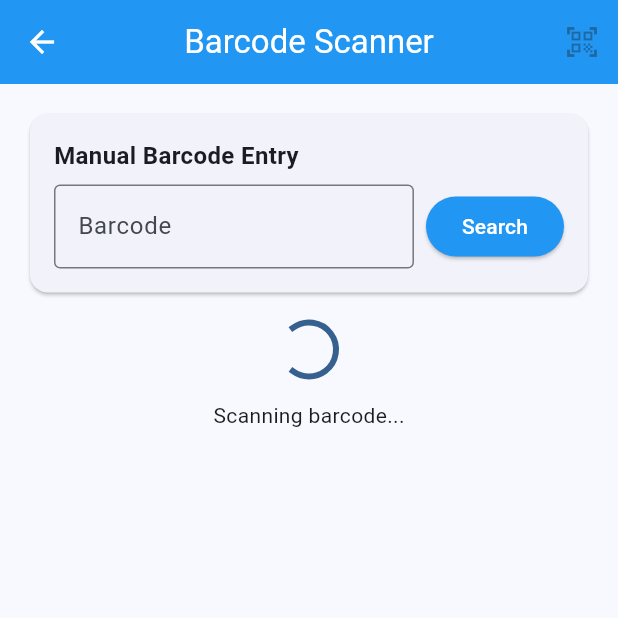
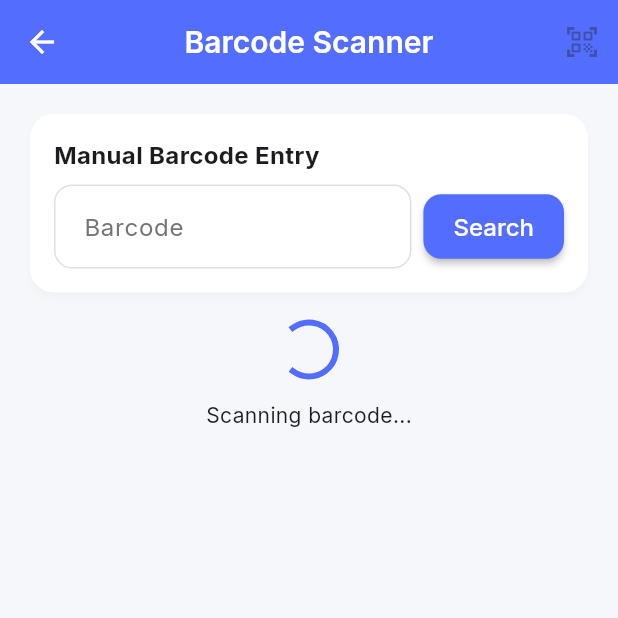
Before and after one commit to jeel1811/External, a Flutter app: the BarcodeScannerScreen screen opened directly, on a phone screen of 412 x 824 dp, the top half of it. Run offline on Flutter 3.47's test engine with Material 3 defaults, Android fonts, the phone set to English and light mode, and no system bars; our stand-ins replace google_fonts, hive_flutter, pdf, printing, shared_preferences; missing offline and left inert: flutter_barcode_scanner; accounts and stored records are empty.

Commit message:
UI impruvement

```diff
--- a/gst_billing_app/lib/screens/barcode_scanner_screen.dart
+++ b/gst_billing_app/lib/screens/barcode_scanner_screen.dart
@@ -6,11 +6,11 @@ import '../services/database_service.dart';
 import '../utils/currency_formatter.dart';
 
 class BarcodeScannerScreen extends StatefulWidget {
-  final Function(Product, int) onProductScanned;
+  final Function(Product, int)? onProductScanned;
 
   const BarcodeScannerScreen({
     Key? key,
-    required this.onProductScanned,
+    this.onProductScanned,
   }) : super(key: key);
 
   @override
@@ -136,7 +136,13 @@ class _BarcodeScannerScreenState extends State<BarcodeScannerScreen> {
       return;
     }
 
-    widget.onProductScanned(_scannedProduct!, quantity);
+    if (widget.onProductScanned != null) {
+      widget.onProductScanned!(_scannedProduct!, quantity);
+    } else {
+      // If no callback is provided, just navigate back with the result
+      Navigator.pop(
+          context, {'product': _scannedProduct, 'quantity': quantity});
+    }
 
     // Clear for next scan
     setState(() {
--- /dev/null
+++ b/gst_billing_app/lib/utils/app_theme.dart
@@ -0,0 +1,347 @@
+import 'package:flutter/material.dart';
+import 'package:google_fonts/google_fonts.dart';
+
+class AppTheme {
+  // Primary colors
+  static const Color primaryLight = Color(0xFF536DFE);
+  static const Color primaryDark = Color(0xFF3D5AFE);
+
+  // Secondary colors
+  static const Color secondaryLight = Color(0xFF00C853);
+  static const Color secondaryDark = Color(0xFF00E676);
+
+  // Background colors
+  static const Color backgroundLight = Color(0xFFF5F7FA);
+  static const Color backgroundDark = Color(0xFF121212);
+  static const Color surfaceLight = Color(0xFFFFFFFF);
+  static const Color surfaceDark = Color(0xFF1E1E1E);
+
+  // Text colors
+  static const Color textPrimaryLight = Color(0xFF212121);
+  static const Color textSecondaryLight = Color(0xFF757575);
+  static const Color textPrimaryDark = Color(0xFFF5F5F5);
+  static const Color textSecondaryDark = Color(0xFFBDBDBD);
+
+  // Error colors
+  static const Color errorLight = Color(0xFFD32F2F);
+  static const Color errorDark = Color(0xFFEF5350);
+
+  // Card colors
+  static final Color cardLight = Colors.white;
+  static final Color cardDark = const Color(0xFF2A2A2A);
+
+  // Accent colors for different data visualizations
+  static const List<Color> accentColorsLight = [
+    Color(0xFF536DFE), // Indigo
+    Color(0xFF00C853), // Green
+    Color(0xFFFF9800), // Orange
+    Color(0xFF9C27B0), // Purple
+    Color(0xFF03A9F4), // Light Blue
+    Color(0xFFF44336), // Red
+  ];
+
+  static const List<Color> accentColorsDark = [
+    Color(0xFF3D5AFE), // Indigo
+    Color(0xFF00E676), // Green
+    Color(0xFFFFB74D), // Orange
+    Color(0xFFBA68C8), // Purple
+    Color(0xFF4FC3F7), // Light Blue
+    Color(0xFFE57373), // Red
+  ];
+
+  static ThemeData lightTheme = ThemeData(
+    useMaterial3: true,
+    brightness: Brightness.light,
+    colorScheme: ColorScheme.light(
+      primary: primaryLight,
+      secondary: secondaryLight,
+      error: errorLight,
+      background: backgroundLight,
+      surface: surfaceLight,
+      onPrimary: Colors.white,
+      onSecondary: Colors.white,
+      onBackground: textPrimaryLight,
+      onSurface: textPrimaryLight,
+      onError: Colors.white,
+    ),
+    scaffoldBackgroundColor: backgroundLight,
+    textTheme: GoogleFonts.interTextTheme(ThemeData.light().textTheme),
+    appBarTheme: AppBarTheme(
+      backgroundColor: primaryLight,
+      foregroundColor: Colors.white,
+      elevation: 0,
+      centerTitle: true,
+      titleTextStyle: GoogleFonts.inter(
+        fontSize: 20,
+        fontWeight: FontWeight.w600,
+        color: Colors.white,
+      ),
+    ),
+    cardTheme: CardTheme(
+      color: cardLight,
+      elevation: 2,
+      shape: RoundedRectangleBorder(
+        borderRadius: BorderRadius.circular(16),
+      ),
+      shadowColor: Colors.black.withOpacity(0.1),
+    ),
+    elevatedButtonTheme: ElevatedButtonThemeData(
+      style: ElevatedButton.styleFrom(
+        backgroundColor: primaryLight,
+        foregroundColor: Colors.white,
+        elevation: 2,
+        padding: const EdgeInsets.symmetric(
+          horizontal: 20,
+          vertical: 12,
+        ),
+        shape: RoundedRectangleBorder(
+          borderRadius: BorderRadius.circular(12),
+        ),
+        textStyle: GoogleFonts.inter(
+          fontSize: 16,
+          fontWeight: FontWeight.w500,
+        ),
+      ),
+    ),
+    outlinedButtonTheme: OutlinedButtonThemeData(
+      style: OutlinedButton.styleFrom(
+        foregroundColor: primaryLight,
+        side: BorderSide(color: primaryLight),
+        padding: const EdgeInsets.symmetric(
+          horizontal: 20,
+          vertical: 12,
+        ),
+        shape: RoundedRectangleBorder(
+          borderRadius: BorderRadius.circular(12),
+        ),
+        textStyle: GoogleFonts.inter(
+          fontSize: 16,
+          fontWeight: FontWeight.w500,
+        ),
+      ),
+    ),
+    textButtonTheme: TextButtonThemeData(
+      style: TextButton.styleFrom(
+        foregroundColor: primaryLight,
+        textStyle: GoogleFonts.inter(
+          fontSize: 16,
+          fontWeight: FontWeight.w500,
+        ),
+      ),
+    ),
+    inputDecorationTheme: InputDecorationTheme(
+      filled: true,
+      fillColor: Colors.white,
+      border: OutlineInputBorder(
+        borderRadius: BorderRadius.circular(12),
+        borderSide: BorderSide(color: Colors.grey.shade300),
+      ),
+      enabledBorder: OutlineInputBorder(
+        borderRadius: BorderRadius.circular(12),
+        borderSide: BorderSide(color: Colors.grey.shade300),
+      ),
+      focusedBorder: OutlineInputBorder(
+        borderRadius: BorderRadius.circular(12),
+        borderSide: BorderSide(color: primaryLight, width: 2),
+      ),
+      contentPadding: const EdgeInsets.symmetric(
+        horizontal: 16,
+        vertical: 16,
+      ),
+      labelStyle: TextStyle(color: textSecondaryLight),
+    ),
+    checkboxTheme: CheckboxThemeData(
+      fillColor: MaterialStateProperty.resolveWith<Color>((states) {
+        if (states.contains(MaterialState.selected)) {
+          return primaryLight;
+        }
+        return Colors.grey.shade400;
+      }),
+      shape: RoundedRectangleBorder(
+        borderRadius: BorderRadius.circular(4),
+      ),
+    ),
+    switchTheme: SwitchThemeData(
+      thumbColor: MaterialStateProperty.resolveWith<Color>((states) {
+        if (states.contains(MaterialState.selected)) {
+          return primaryLight;
+        }
+        return Colors.grey.shade400;
+      }),
+      trackColor: MaterialStateProperty.resolveWith<Color>((states) {
+        if (states.contains(MaterialState.selected)) {
+          return primaryLight.withOpacity(0.5);
+        }
+        return Colors.grey.shade300;
+      }),
+    ),
+    progressIndicatorTheme: ProgressIndicatorThemeData(
+      color: primaryLight,
+    ),
+    bottomNavigationBarTheme: BottomNavigationBarThemeData(
+      backgroundColor: Colors.white,
+      selectedItemColor: primaryLight,
+      unselectedItemColor: Colors.grey.shade600,
+      type: BottomNavigationBarType.fixed,
+      elevation: 8,
+    ),
+    dividerTheme: DividerThemeData(
+      color: Colors.grey.shade200,
+      thickness: 1,
+      space: 1,
+    ),
+    dataTableTheme: DataTableThemeData(
+      headingRowColor: MaterialStateProperty.all(Colors.grey.shade100),
+      dataRowColor: MaterialStateProperty.all(Colors.white),
+      dividerThickness: 1,
+    ),
+  );
+
+  static ThemeData darkTheme = ThemeData(
+    useMaterial3: true,
+    brightness: Brightness.dark,
+    colorScheme: ColorScheme.dark(
+      primary: primaryDark,
+      secondary: secondaryDark,
+      error: errorDark,
+      background: backgroundDark,
+      surface: surfaceDark,
+      onPrimary: Colors.white,
+      onSecondary: Colors.white,
+      onBackground: textPrimaryDark,
+      onSurface: textPrimaryDark,
+      onError: Colors.white,
+    ),
+    scaffoldBackgroundColor: backgroundDark,
+    textTheme: GoogleFonts.interTextTheme(ThemeData.dark().textTheme),
+    appBarTheme: AppBarTheme(
+      backgroundColor: surfaceDark,
+      foregroundColor: Colors.white,
+      elevation: 0,
+      centerTitle: true,
+      titleTextStyle: GoogleFonts.inter(
+        fontSize: 20,
+        fontWeight: FontWeight.w600,
+        color: Colors.white,
+      ),
+    ),
+    cardTheme: CardTheme(
+      color: cardDark,
+      elevation: 4,
+      shape: RoundedRectangleBorder(
+        borderRadius: BorderRadius.circular(16),
+      ),
+      shadowColor: Colors.black.withOpacity(0.3),
+    ),
+    elevatedButtonTheme: ElevatedButtonThemeData(
+      style: ElevatedButton.styleFrom(
+        backgroundColor: primaryDark,
+        foregroundColor: Colors.white,
+        elevation: 2,
+        padding: const EdgeInsets.symmetric(
+          horizontal: 20,
+          vertical: 12,
+        ),
+        shape: RoundedRectangleBorder(
+          borderRadius: BorderRadius.circular(12),
+        ),
+        textStyle: GoogleFonts.inter(
+          fontSize: 16,
+          fontWeight: FontWeight.w500,
+        ),
+      ),
+    ),
+    outlinedButtonTheme: OutlinedButtonThemeData(
+      style: OutlinedButton.styleFrom(
+        foregroundColor: primaryDark,
+        side: BorderSide(color: primaryDark),
+        padding: const EdgeInsets.symmetric(
+          horizontal: 20,
+          vertical: 12,
+        ),
+        shape: RoundedRectangleBorder(
+          borderRadius: BorderRadius.circular(12),
+        ),
+        textStyle: GoogleFonts.inter(
+          fontSize: 16,
+          fontWeight: FontWeight.w500,
+        ),
+      ),
+    ),
+    textButtonTheme: TextButtonThemeData(
+      style: TextButton.styleFrom(
+        foregroundColor: primaryDark,
+        textStyle: GoogleFonts.inter(
+          fontSize: 16,
+          fontWeight: FontWeight.w500,
+        ),
+      ),
+    ),
+    inputDecorationTheme: InputDecorationTheme(
+      filled: true,
+      fillColor: surfaceDark,
+      border: OutlineInputBorder(
+        borderRadius: BorderRadius.circular(12),
+        borderSide: BorderSide(color: Colors.grey.shade700),
+      ),
+      enabledBorder: OutlineInputBorder(
+        borderRadius: BorderRadius.circular(12),
+        borderSide: BorderSide(color: Colors.grey.shade700),
+      ),
+      focusedBorder: OutlineInputBorder(
+        borderRadius: BorderRadius.circular(12),
+        borderSide: BorderSide(color: primaryDark, width: 2),
+      ),
+      contentPadding: const EdgeInsets.symmetric(
+        horizontal: 16,
+        vertical: 16,
+      ),
+      labelStyle: TextStyle(color: textSecondaryDark),
+    ),
+    checkboxTheme: CheckboxThemeData(
+      fillColor: MaterialStateProperty.resolveWith<Color>((states) {
+        if (states.contains(MaterialState.selected)) {
+          return primaryDark;
+        }
+        return Colors.grey.shade700;
+      }),
+      shape: RoundedRectangleBorder(
+        borderRadius: BorderRadius.circular(4),
+      ),
+    ),
+    switchTheme: SwitchThemeData(
+      thumbColor: MaterialStateProperty.resolveWith<Color>((states) {
+        if (states.contains(MaterialState.selected)) {
+          return primaryDark;
+        }
+        return Colors.grey.shade700;
+      }),
+      trackColor: MaterialStateProperty.resolveWith<Color>((states) {
+        if (states.contains(MaterialState.selected)) {
+          return primaryDark.withOpacity(0.5);
+        }
+        return Colors.grey.shade800;
+      }),
+    ),
+    progressIndicatorTheme: ProgressIndicatorThemeData(
+      color: primaryDark,
+    ),
+    bottomNavigationBarTheme: BottomNavigationBarThemeData(
+      backgroundColor: surfaceDark,
+      selectedItemColor: primaryDark,
+      unselectedItemColor: Colors.grey.shade400,
+      type: BottomNavigationBarType.fixed,
+      elevation: 8,
+    ),
+    dividerTheme: DividerThemeData(
+      color: Colors.grey.shade800,
+      thickness: 1,
+      space: 1,
+    ),
+    dataTableTheme: DataTableThemeData(
+      headingRowColor: MaterialStateProperty.all(Colors.grey.shade900),
+      dataRowColor: MaterialStateProperty.all(surfaceDark),
+      dividerThickness: 1,
+    ),
+  );
+}
--- a/gst_billing_app/pubspec.yaml
+++ b/gst_billing_app/pubspec.yaml
@@ -44,6 +44,7 @@ dependencies:
   printing: ^5.11.0
   flutter_barcode_scanner: ^2.0.0
   shared_preferences: ^2.2.0
+  google_fonts: ^5.1.0
 
 dev_dependencies:
   flutter_test:
```
Also changed, not shown: gst_billing_app/lib/main.dart (+6 -18 lines), gst_billing_app/lib/screens/main_screen.dart (added, +154 -0 lines), gst_billing_app/pubspec.lock.
